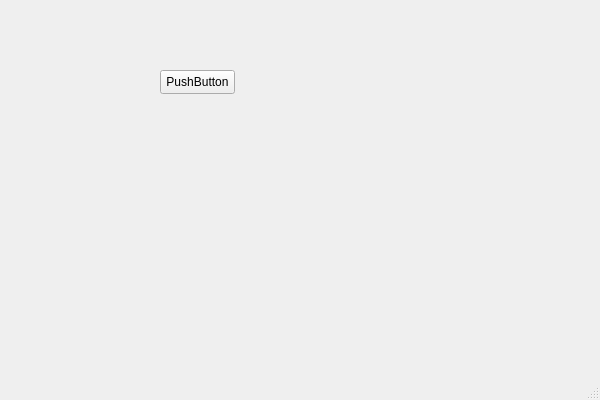
Before: the Qt Designer form start.ui in Abdelrahman-salah12/QTPRO, drawn with Qt 5.
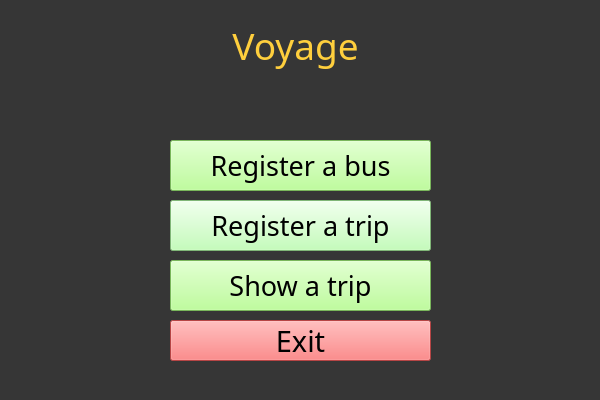
After: the same form once the commit is applied.

Commit message: added excel to view trips

The edit to the form file:
```diff
--- a/start.ui
+++ b/start.ui
@@ -13,18 +13,135 @@
   <property name="windowTitle">
    <string>start</string>
   </property>
+  <property name="styleSheet">
+   <string notr="true">background-color: rgb(54, 54, 54);</string>
+  </property>
   <widget class="QWidget" name="centralWidget">
    <widget class="QPushButton" name="BusRegistration">
     <property name="geometry">
      <rect>
-      <x>160</x>
-      <y>70</y>
-      <width>75</width>
-      <height>24</height>
+      <x>170</x>
+      <y>140</y>
+      <width>261</width>
+      <height>51</height>
      </rect>
     </property>
+    <property name="font">
+     <font>
+      <family>Segoe Print</family>
+      <pointsize>20</pointsize>
+     </font>
+    </property>
+    <property name="styleSheet">
+     <string notr="true">background-color: rgb(170, 255, 127);</string>
+    </property>
     <property name="text">
-     <string>PushButton</string>
+     <string>Register a bus</string>
+    </property>
+   </widget>
+   <widget class="QLabel" name="mainlabel">
+    <property name="geometry">
+     <rect>
+      <x>0</x>
+      <y>10</y>
+      <width>591</width>
+      <height>71</height>
+     </rect>
+    </property>
+    <property name="font">
+     <font>
+      <family>Segoe Print</family>
+      <pointsize>28</pointsize>
+     </font>
+    </property>
+    <property name="styleSheet">
+     <string notr="true">color: rgb(255, 255, 255);
+color: rgb(255, 207, 61);</string>
+    </property>
+    <property name="text">
+     <string>Voyage</string>
+    </property>
+    <property name="alignment">
+     <set>Qt::AlignCenter</set>
+    </property>
+   </widget>
+   <widget class="QPushButton" name="TripRegistration">
+    <property name="geometry">
+     <rect>
+      <x>170</x>
+      <y>200</y>
+      <width>261</width>
+      <height>51</height>
+     </rect>
+    </property>
+    <property name="font">
+     <font>
+      <family>Segoe Print</family>
+      <pointsize>20</pointsize>
+     </font>
+    </property>
+    <property name="styleSheet">
+     <string notr="true">background-color: rgb(170, 255, 127);
+background-color: rgb(179, 255, 166);</string>
+    </property>
+    <property name="text">
+     <string>Register a trip</string>
+    </property>
+   </widget>
+   <widget class="QPushButton" name="ShowTrip">
+    <property name="geometry">
+     <rect>
+      <x>170</x>
+      <y>260</y>
+      <width>261</width>
+      <height>51</height>
+     </rect>
+    </property>
+    <property name="font">
+     <font>
+      <family>Segoe Print</family>
+      <pointsize>20</pointsize>
+     </font>
+    </property>
+    <property name="styleSheet">
+     <string notr="true">background-color: rgb(170, 255, 127);</string>
+    </property>
+    <property name="text">
+     <string>Show a trip</string>
+    </property>
+   </widget>
+   <widget class="QPushButton" name="Exit">
+    <property name="geometry">
+     <rect>
+      <x>170</x>
+      <y>320</y>
+      <width>261</width>
+      <height>41</height>
+     </rect>
+    </property>
+    <property name="font">
+     <font>
+      <family>Segoe Print</family>
+      <pointsize>22</pointsize>
+     </font>
+    </property>
+    <property name="styleSheet">
+     <string notr="true">background-color: rgb(255, 97, 97);</string>
+    </property>
+    <property name="text">
+     <string>Exit</string>
+    </property>
+    <property name="autoRepeat">
+     <bool>false</bool>
+    </property>
+    <property name="autoDefault">
+     <bool>false</bool>
+    </property>
+    <property name="default">
+     <bool>false</bool>
+    </property>
+    <property name="flat">
+     <bool>false</bool>
     </property>
    </widget>
   </widget>
```
The commit also changes 22 other files.
